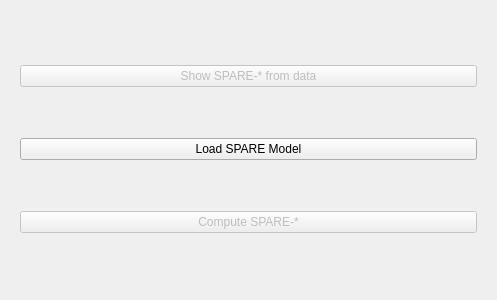
Qt form QtBrainChartGUI/plugins/computeSPAREs/computeSPAREs.ui (CBICA/niCHART) before a commit.
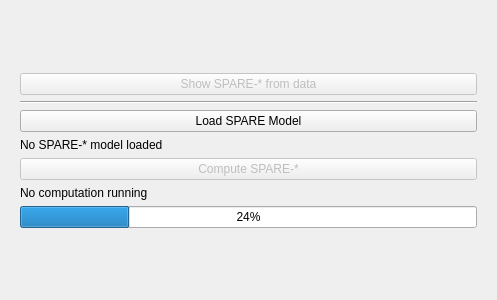
The same form after that commit. The open tabs and pages were chosen to show the change.

Commit message: Improve SPARE-* plot

Diff of the .ui file:
```diff
--- a/QtBrainChartGUI/plugins/computeSPAREs/computeSPAREs.ui
+++ b/QtBrainChartGUI/plugins/computeSPAREs/computeSPAREs.ui
@@ -24,6 +24,19 @@
      </property>
      <widget class="QWidget" name="page">
       <layout class="QVBoxLayout" name="verticalLayout_3">
+       <item>
+        <spacer name="verticalSpacer_2">
+         <property name="orientation">
+          <enum>Qt::Vertical</enum>
+         </property>
+         <property name="sizeHint" stdset="0">
+          <size>
+           <width>20</width>
+           <height>40</height>
+          </size>
+         </property>
+        </spacer>
+       </item>
        <item>
         <widget class="QPushButton" name="show_SPARE_scores_from_data_Btn">
          <property name="enabled">
@@ -34,6 +47,13 @@
          </property>
         </widget>
        </item>
+       <item>
+        <widget class="Line" name="line">
+         <property name="orientation">
+          <enum>Qt::Horizontal</enum>
+         </property>
+        </widget>
+       </item>
        <item>
         <widget class="QPushButton" name="load_SPARE_model_Btn">
          <property name="text">
@@ -41,6 +61,13 @@
          </property>
         </widget>
        </item>
+       <item>
+        <widget class="QLabel" name="SPARE_model_info">
+         <property name="text">
+          <string>No SPARE-* model loaded</string>
+         </property>
+        </widget>
+       </item>
        <item>
         <widget class="QPushButton" name="compute_SPARE_scores_Btn">
          <property name="enabled">
@@ -51,6 +78,33 @@
          </property>
         </widget>
        </item>
+       <item>
+        <widget class="QLabel" name="SPARE_computation_info">
+         <property name="text">
+          <string>No computation running</string>
+         </property>
+        </widget>
+       </item>
+       <item>
+        <widget class="QProgressBar" name="factorial_progressBar">
+         <property name="value">
+          <number>24</number>
+         </property>
+        </widget>
+       </item>
+       <item>
+        <spacer name="verticalSpacer">
+         <property name="orientation">
+          <enum>Qt::Vertical</enum>
+         </property>
+         <property name="sizeHint" stdset="0">
+          <size>
+           <width>20</width>
+           <height>40</height>
+          </size>
+         </property>
+        </spacer>
+       </item>
       </layout>
      </widget>
      <widget class="QWidget" name="page_2">
```
Left out of the diff: 4 changed lines with no effect on the pictures. The commit also changes 2 other files.
